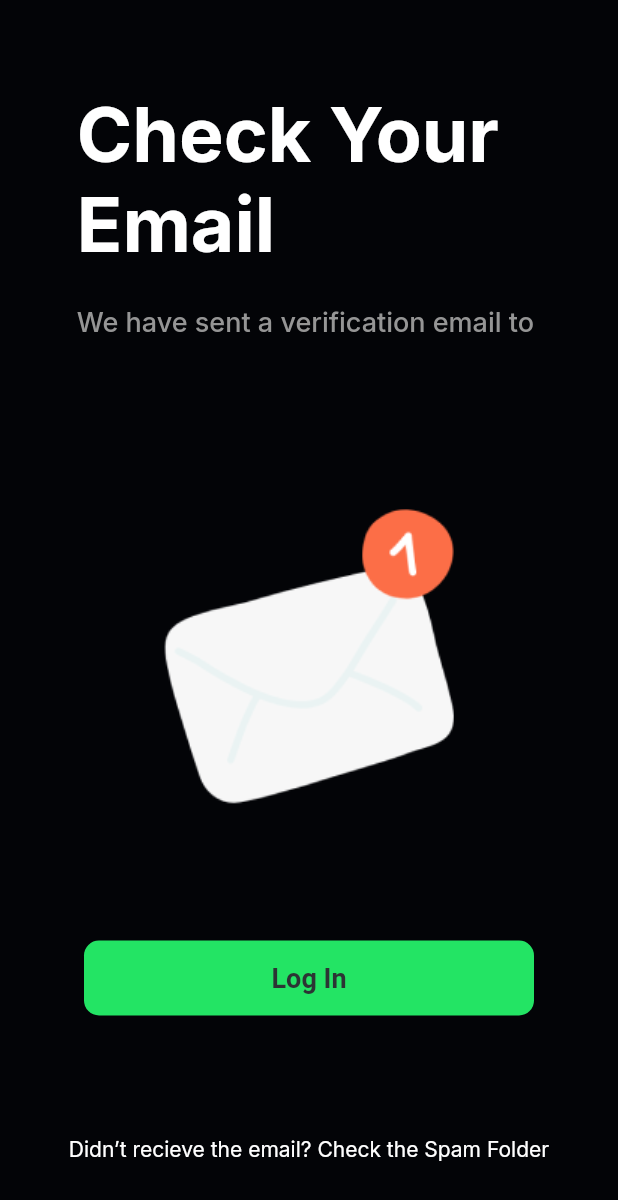
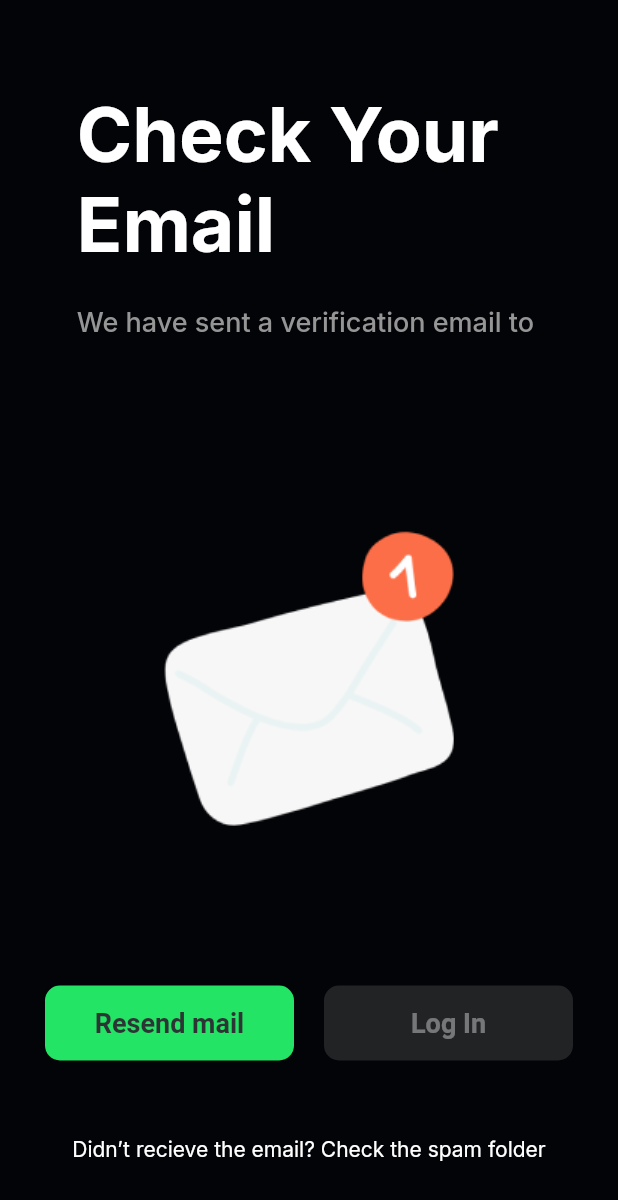
Before and after one commit to delta/dalal-street-client, a Flutter app: the CheckMailPage screen opened directly with empty values, on a phone screen of 412 x 824 dp. Shown: the top 1200 px of the screen. Run offline on Flutter 3.47's test engine with Material 2 defaults, Android fonts, the phone set to English and light mode, and no system bars; our stand-ins replace bloc, charts_flutter, equatable, fixnum, flutter_bloc, flutter_spinbox and 12 more; missing offline and left inert: clipboard, dart:html, dart:js, grpc, interactive_chart, path_to_regexp and 1 more; statements that could not run were skipped.

Commit message:
[Add] form validation and resend mail functionality

```diff
--- /dev/null
+++ b/lib/blocs/resend_mail/resend_mail_state.dart
@@ -0,0 +1,30 @@
+part of 'resend_mail_cubit.dart';
+
+abstract class ResendMailState extends Equatable {
+  const ResendMailState();
+
+  @override
+  List<Object> get props => [];
+}
+
+class ResendMailInitial extends ResendMailState {}
+
+class ResendMailLoading extends ResendMailState {}
+
+class ResendMailSuccess extends ResendMailState {
+  final String msg;
+
+  const ResendMailSuccess(this.msg);
+
+  @override
+  List<Object> get props => [msg];
+}
+
+class ResendMailFailure extends ResendMailState {
+  final String msg;
+
+  const ResendMailFailure(this.msg);
+
+  @override
+  List<Object> get props => [msg];
+}
--- a/lib/components/reactive_password_field.dart
+++ b/lib/components/reactive_password_field.dart
@@ -4,11 +4,13 @@ import 'package:reactive_forms/reactive_forms.dart';
 class ReactivePasswordField extends StatefulWidget {
   final String formControlName;
   final String? label;
+  Map<String, String> validation = {};
 
-  const ReactivePasswordField({
+  ReactivePasswordField({
     Key? key,
     required this.formControlName,
     this.label,
+    this.validation = const {},
   }) : super(key: key);
 
   @override
--- a/lib/pages/auth/check_mail_page.dart
+++ b/lib/pages/auth/check_mail_page.dart
@@ -1,5 +1,12 @@
+import 'dart:js';
+
+import 'package:dalal_street_client/blocs/resend_mail/resend_mail_cubit.dart';
 import 'package:dalal_street_client/components/fill_max_height_scroll_view.dart';
+import 'package:dalal_street_client/models/snackbar/snackbar_type.dart';
+import 'package:dalal_street_client/theme/buttons.dart';
+import 'package:dalal_street_client/utils/snackbar.dart';
 import 'package:flutter/material.dart';
+import 'package:flutter_bloc/flutter_bloc.dart';
 import 'package:go_router/go_router.dart';
 
 class CheckMailPage extends StatelessWidget {
@@ -8,7 +15,15 @@ class CheckMailPage extends StatelessWidget {
   const CheckMailPage({Key? key, required this.mail}) : super(key: key);
 
   @override
-  Widget build(context) => Scaffold(
+  Widget build(context) => BlocListener<ResendMailCubit, ResendMailState>(
+        listener: (context, state) {
+          if (state is ResendMailSuccess) {
+            showSnackBar(context, state.msg, type: SnackBarType.error);
+          } else if (state is ResendMailFailure) {
+            showSnackBar(context, state.msg);
+          }
+        },
+        child: Scaffold(
           body: SafeArea(
             child: FillMaxHeightScrollView(
               builder: (context) => Padding(
@@ -23,6 +38,7 @@ class CheckMailPage extends StatelessWidget {
                     ),
                     buildFooter(context),
                   ],
+                ),
               ),
             ),
           ),
@@ -58,18 +74,41 @@ class CheckMailPage extends StatelessWidget {
 
   Widget buildFooter(BuildContext context) => Column(
         children: [
-          SizedBox(
-            width: 300,
+          Row(
+            mainAxisAlignment: MainAxisAlignment.spaceAround,
+            children: [
+              Expanded(
+                flex: 1,
                 child: ElevatedButton(
-              onPressed: () => onLoginClick(context),
+                  onPressed: () => resendMail(context),
+                  child: const Text('Resend mail'),
+                ),
+              ),
+              const SizedBox(width: 20),
+              BlocBuilder<ResendMailCubit, ResendMailState>(
+                builder: (context, state) {
+                  return Expanded(
+                    flex: 1,
+                    child: ElevatedButton(
+                      style: secondaryButtonStyle,
+                      onPressed: state is ResendMailLoading
+                          ? () => onLoginClick(context)
+                          : null,
                       child: const Text('Log In'),
                     ),
+                  );
+                },
               ),
-          const SizedBox(height: 80),
-          const Text('Didn’t recieve the email? Check the Spam Folder'),
+            ],
+          ),
+          const SizedBox(height: 50),
+          const Text('Didn’t recieve the email? Check the spam folder'),
           const SizedBox(height: 20),
         ],
       );
 
   void onLoginClick(BuildContext context) => context.push('/login');
+
+  void resendMail(BuildContext context) =>
+      {context.read<ResendMailCubit>().resendVerificationLink(mail)};
 }
--- a/lib/pages/auth/forgot_password_page.dart
+++ b/lib/pages/auth/forgot_password_page.dart
@@ -1,7 +1,9 @@
 import 'package:dalal_street_client/blocs/auth/forgot_password/forgot_password_cubit.dart';
 import 'package:dalal_street_client/components/dalal_back_button.dart';
 import 'package:dalal_street_client/components/fill_max_height_scroll_view.dart';
+import 'package:dalal_street_client/components/loading.dart';
 import 'package:dalal_street_client/models/snackbar/snackbar_type.dart';
+import 'package:dalal_street_client/utils/form_validation.dart';
 import 'package:dalal_street_client/utils/snackbar.dart';
 import 'package:flutter/material.dart';
 import 'package:flutter_bloc/flutter_bloc.dart';
@@ -31,7 +33,7 @@ class ForgotPasswordPage extends StatelessWidget {
             },
             builder: (context, state) {
               if (state is ForgotPasswordLoading) {
-                return const Center(child: CircularProgressIndicator());
+                return const Center(child: DalalLoadingBar());
               }
               return body();
             },
@@ -82,7 +84,7 @@ class ForgotPasswordPage extends StatelessWidget {
                     prefixIcon: Icon(Icons.email),
                   ),
                   keyboardType: TextInputType.emailAddress,
-              ),
+                  validationMessages: (control) => emailValidation()),
               const SizedBox(height: 40),
               SizedBox(
                 width: double.infinity,
--- a/lib/pages/auth/verify_phone/enter_otp_page.dart
+++ b/lib/pages/auth/verify_phone/enter_otp_page.dart
@@ -26,7 +26,7 @@ class _EnterOtpPageState extends State<EnterOtpPage> {
               if (state is OtpFailure) {
                 showSnackBar(context, state.msg, type: SnackBarType.error);
               } else if (state is OtpResent) {
-                showSnackBar(context, 'Otp resent succesfully',
+                showSnackBar(context, 'Otp resent successfully',
                     type: SnackBarType.info);
               } else if (state is OtpSuccess) {
                 showSnackBar(context, 'Phone Verified',
```
Also changed, not shown: lib/blocs/resend_mail/resend_mail_cubit.dart (added, +35 -0 lines), lib/navigation/router.dart (+9 -1 lines), lib/pages/auth/change_password_page.dart (+13 -6 lines), lib/pages/auth/login_page.dart (+7 -3 lines), lib/pages/auth/register_page.dart (+9 -3 lines), lib/utils/form_validation.dart (added, +22 -0 lines). Lines whose indentation alone changed are shown as unchanged.
